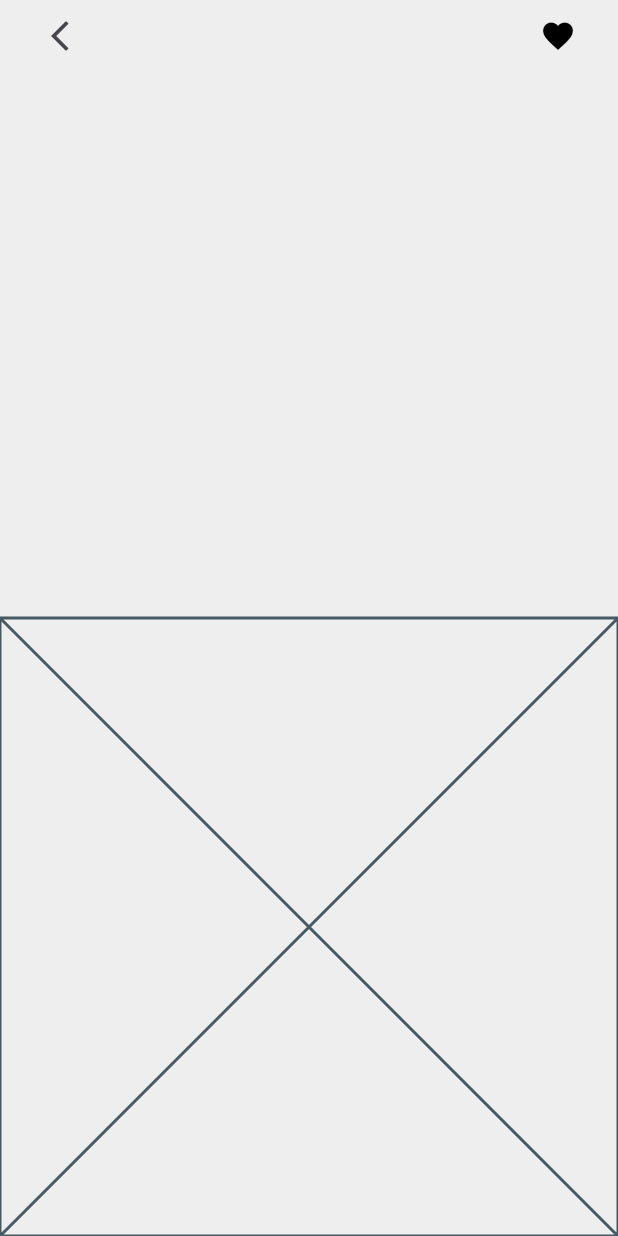
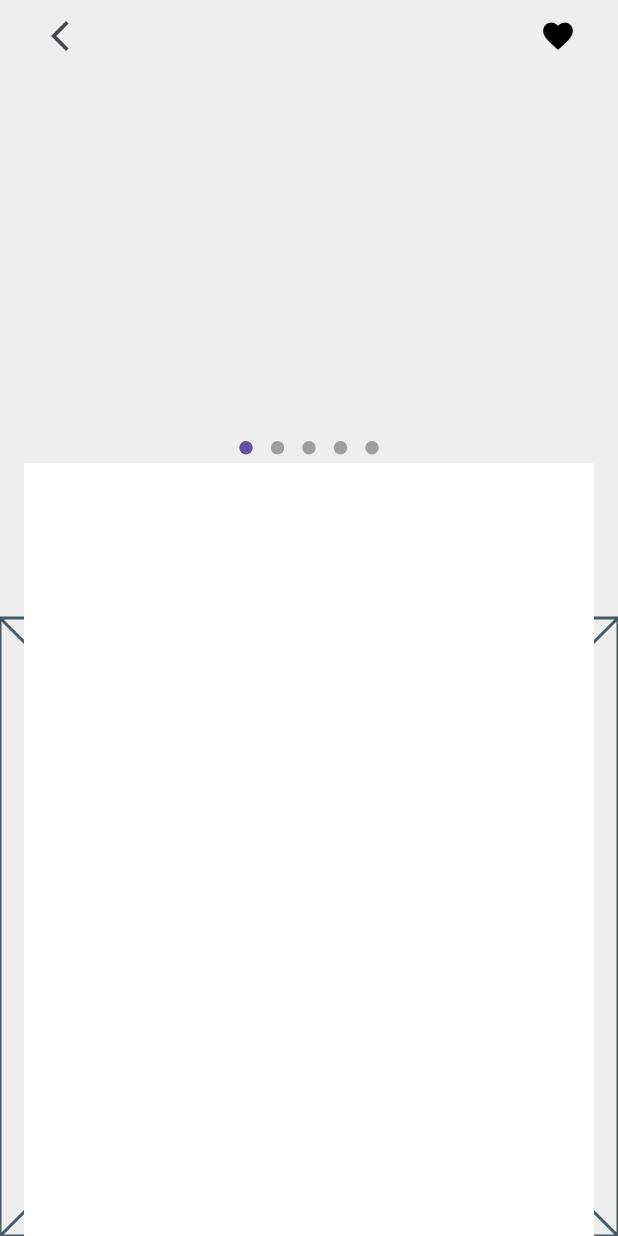
Before and after one commit to JAICHANGPARK/flutter_notebook_chapter_49, a Flutter app: the ECommerceDetailPage screen opened directly, on a phone screen of 412 x 824 dp. Run offline on Flutter 3.47's test engine with Material 3 defaults, Android fonts, the phone set to English and light mode, and no system bars; drawn by our look-alikes of dots_indicator; our stand-ins replace gap, google_fonts.

Commit message:
Update e_commerce_detail_page.dart

```diff
--- a/lib/ep2451_e_commerce_app/ui/e_commerce_detail_page.dart
+++ b/lib/ep2451_e_commerce_app/ui/e_commerce_detail_page.dart
@@ -1,3 +1,4 @@
+import 'package:dots_indicator/dots_indicator.dart';
 import 'package:flutter/material.dart';
 
 class ECommerceDetailPage extends StatefulWidget {
@@ -43,6 +44,12 @@ class _ECommerceDetailPageState extends State<ECommerceDetailPage> {
                       ),
                     ],
                   ),
+                  Spacer(),
+                  DotsIndicator(dotsCount: 5),
+                  Container(
+                    height: MediaQuery.sizeOf(context).height / 1.6,
+                    decoration: BoxDecoration(color: Colors.white),
+                  ),
                 ],
               ),
             ),
```
